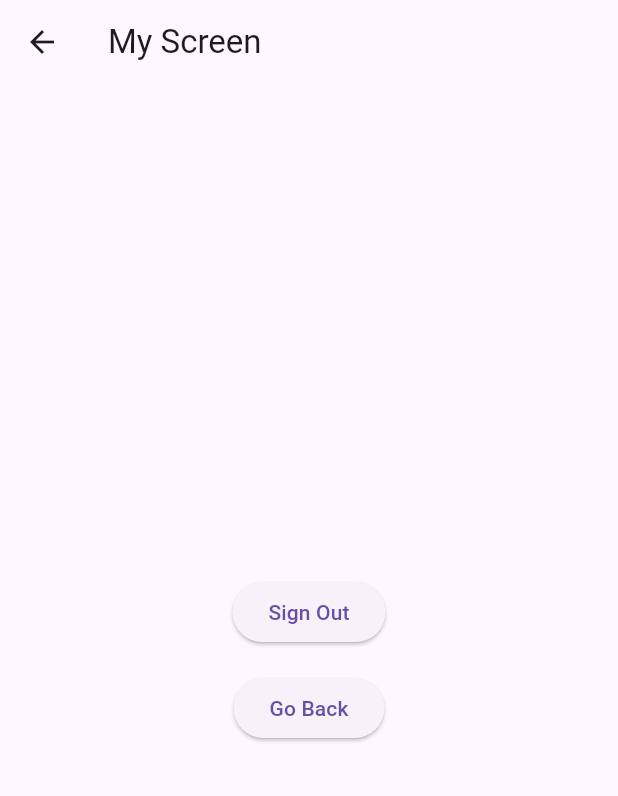
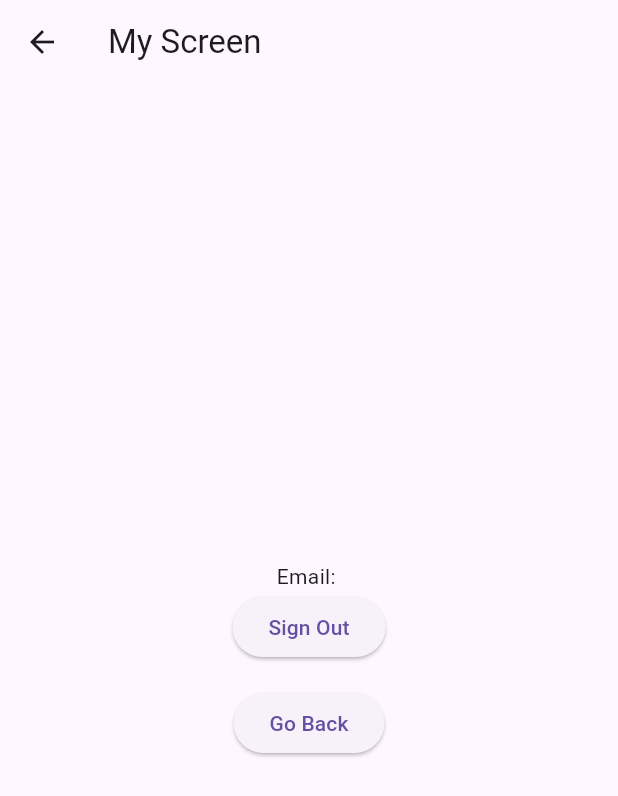
Before and after one commit to DashDaSmash/Learn.py, a Flutter app: the screen it shows once a user with an empty profile is signed in, after a tap on "Profile", on a phone screen of 412 x 824 dp. Shown: the top 796 px of the screen. Run offline on Flutter 3.47's test engine with Material 3 defaults, Android fonts, the phone set to English and light mode, and no system bars; our stand-ins replace cloud_firestore, email_validator, firebase_auth, firebase_core, get, google_generative_ai and 2 more; missing offline and left inert: bottom_sheet; accounts and stored records are empty; network calls fail.

```diff
--- a/lib/Screens/ProfileScreen.dart
+++ b/lib/Screens/ProfileScreen.dart
@@ -1,5 +1,6 @@
 import 'package:flutter/material.dart';
 import 'package:firebase_auth/firebase_auth.dart';
+import 'package:learn_py/main.dart';
 
 class ProfileScreen extends StatelessWidget {
   @override
@@ -10,6 +11,7 @@ class ProfileScreen extends StatelessWidget {
         child: Column(
           mainAxisAlignment: MainAxisAlignment.center,
           children: [
+            Text('Email: $userEmail'),
             ElevatedButton(
               onPressed: () {
                 signOut();
--- a/lib/Screens/QuizScreen.dart
+++ b/lib/Screens/QuizScreen.dart
@@ -79,7 +79,10 @@ class _QuizScreenState extends State<QuizScreen> {
 
                       Navigator.of(context).pop();
                       Navigator.of(context, rootNavigator: true)
-                          .pushNamed('/grading', arguments: score.round());
+                          .pushNamed('/grading', arguments: {
+                        'score': score.round(),
+                        'quizId': widget.quizId
+                      });
                     },
                     labelTextColor: Colors.white,
                     backgroundColor: Colors.pinkAccent,
--- a/lib/Screens/RegistrationScreen.dart
+++ b/lib/Screens/RegistrationScreen.dart
@@ -7,6 +7,7 @@ class RegistrationScreen extends StatefulWidget {
   _RegistrationScreenState createState() => _RegistrationScreenState();
 }
 
+//TODO: make sure to create a user collection in firestore after registration
 class _RegistrationScreenState extends State<RegistrationScreen> {
   final GlobalKey<FormState> _formKey = GlobalKey<FormState>();
   final FirebaseAuth _auth = FirebaseAuth.instance;
--- a/lib/main.dart
+++ b/lib/main.dart
@@ -14,6 +14,8 @@ import 'package:learn_py/Screens/QuizGradingScreen.dart';
 import 'Screens/HomeScreen.dart';
 import 'Screens/LoginScreen.dart';
 import 'Screens/ProfileScreen.dart';
+
+String userEmail = '';
 
 void main() async {
   WidgetsFlutterBinding.ensureInitialized();
@@ -41,8 +43,14 @@ void main() async {
         '/password': (context) => PasswordSetupScreen(),
         '/grading': (context) {
           final args = ModalRoute.of(context)?.settings.arguments;
-          final score = args as int;
-          return QuizGradingScreeen(score: score);
+          if (args is Map<String, int>) {
+            final score = args['score'];
+            final quizId = args['quizId'];
+            return QuizGradingScreen(score: score!, quizId: quizId!);
+          } else {
+            // Handle invalid arguments
+            return Container(); // Replace with appropriate widget
+          }
         },
       },
     ),
@@ -63,6 +71,8 @@ class MyApp extends StatelessWidget {
               // User is not logged in. Show the login screen.
               return LoginScreen();
             } else {
+              print('User email: ${user.email}');
+              userEmail = user.email!;
               // User is logged in. Navigate to the home page.
               return HomeScreen();
             }
```
Also changed, not shown: lib/Screens/QuizGradingScreen.dart (+41 -6 lines).
